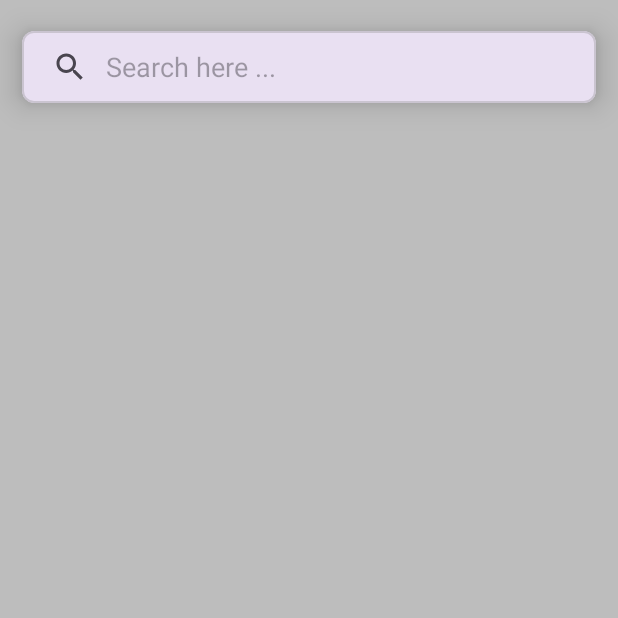
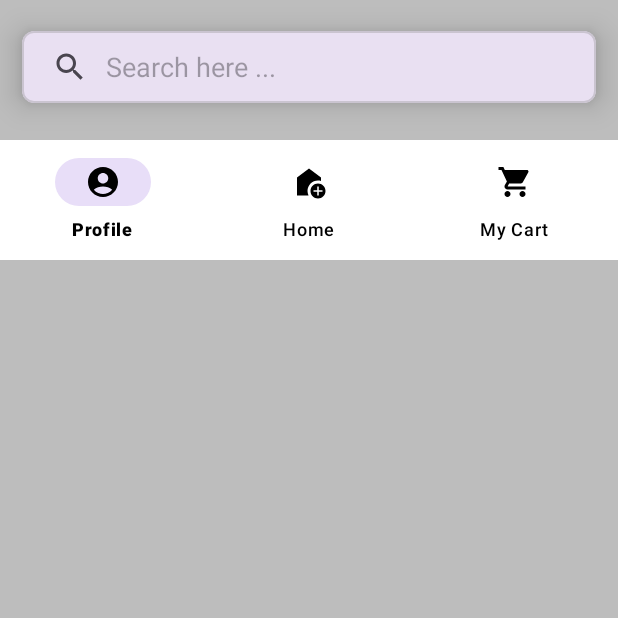
Before and after one commit to Kareem2003/Wagbat, an Android app: the homePage screen opened directly, with no data from a screen before it, on a phone screen of 412 x 824 dp, the top half of it. Run offline under Robolectric (Android 15) with nearby library versions, the light colour scheme and no system bars; our stand-ins replace Firebase (no records; nobody signed in at launch, a user with empty details on screens opened directly), Picasso.

Commit message:
nav bar (mo2qtn)

```diff
--- /dev/null
+++ b/app/src/main/res/drawable/baseline_account_circle_24.xml
@@ -0,0 +1,5 @@
+<vector xmlns:android="http://schemas.android.com/apk/res/android" android:height="24dp" android:tint="#000000" android:viewportHeight="24" android:viewportWidth="24" android:width="24dp">
+
+    <path android:fillColor="@android:color/white" android:pathData="M12,2C6.48,2 2,6.48 2,12s4.48,10 10,10s10,-4.48 10,-10S17.52,2 12,2zM12,6c1.93,0 3.5,1.57 3.5,3.5S13.93,13 12,13s-3.5,-1.57 -3.5,-3.5S10.07,6 12,6zM12,20c-2.03,0 -4.43,-0.82 -6.14,-2.88C7.55,15.8 9.68,15 12,15s4.45,0.8 6.14,2.12C16.43,19.18 14.03,20 12,20z"/>
+
+</vector>
--- /dev/null
+++ b/app/src/main/res/drawable/baseline_home_24.xml
@@ -0,0 +1,7 @@
+<vector xmlns:android="http://schemas.android.com/apk/res/android" android:height="24dp" android:tint="#000000" android:viewportHeight="24" android:viewportWidth="24" android:width="24dp">
+
+    <path android:fillColor="@android:color/white" android:pathData="M18,11c0.7,0 1.37,0.1 2,0.29V9l-8,-6L4,9v12h7.68C11.25,20.09 11,19.08 11,18C11,14.13 14.13,11 18,11z"/>
+
+    <path android:fillColor="@android:color/white" android:pathData="M18,13c-2.76,0 -5,2.24 -5,5s2.24,5 5,5s5,-2.24 5,-5S20.76,13 18,13zM21,18.5h-2.5V21h-1v-2.5H15v-1h2.5V15h1v2.5H21V18.5z"/>
+
+</vector>
--- /dev/null
+++ b/app/src/main/res/drawable/baseline_shopping_cart_24.xml
@@ -0,0 +1,5 @@
+<vector xmlns:android="http://schemas.android.com/apk/res/android" android:height="24dp" android:tint="#000000" android:viewportHeight="24" android:viewportWidth="24" android:width="24dp">
+
+    <path android:fillColor="@android:color/white" android:pathData="M7,18c-1.1,0 -1.99,0.9 -1.99,2S5.9,22 7,22s2,-0.9 2,-2 -0.9,-2 -2,-2zM1,2v2h2l3.6,7.59 -1.35,2.45c-0.16,0.28 -0.25,0.61 -0.25,0.96 0,1.1 0.9,2 2,2h12v-2L7.42,15c-0.14,0 -0.25,-0.11 -0.25,-0.25l0.03,-0.12 0.9,-1.63h7.45c0.75,0 1.41,-0.41 1.75,-1.03l3.58,-6.49c0.08,-0.14 0.12,-0.31 0.12,-0.48 0,-0.55 -0.45,-1 -1,-1L5.21,4l-0.94,-2L1,2zM17,18c-1.1,0 -1.99,0.9 -1.99,2s0.89,2 1.99,2 2,-0.9 2,-2 -0.9,-2 -2,-2z"/>
+
+</vector>
--- a/app/src/main/res/layout/activity_home_page.xml
+++ b/app/src/main/res/layout/activity_home_page.xml
@@ -31,11 +31,30 @@
 
     </com.google.android.material.card.MaterialCardView>
 
-
     <androidx.recyclerview.widget.RecyclerView
         android:id="@+id/recyclerView"
         android:layout_margin="2dp"
         android:layout_width="match_parent"
         android:layout_height="wrap_content"/>
 
+
+    <FrameLayout
+        android:id="@+id/fl_wrapper"
+        android:layout_width="match_parent"
+        android:layout_height="wrap_content"
+        app:layout_constraintBottom_toTopOf="@id/bottom_navigation"
+        tools:ignore="MissingConstraints"
+        />
+    <com.google.android.material.bottomnavigation.BottomNavigationView
+        android:id="@+id/bottom_navigation"
+        android:layout_width="match_parent"
+        android:layout_height="wrap_content"
+        android:layout_gravity="bottom"
+        app:itemIconTint="@color/black"
+        app:itemBackground="@color/white"
+        app:itemTextColor="@color/black"
+        android:background="@color/white"
+        app:menu="@menu/nav_menu"
+        tools:ignore="MissingConstraints" />
+
 </LinearLayout>
--- /dev/null
+++ b/app/src/main/res/menu/nav_menu.xml
@@ -0,0 +1,18 @@
+<?xml version="1.0" encoding="utf-8"?>
+<menu xmlns:android="http://schemas.android.com/apk/res/android">
+
+    <item
+        android:id="@+id/profile"
+        android:icon="@drawable/baseline_account_circle_24"
+        android:title="Profile" />
+
+    <item
+        android:id="@+id/home"
+        android:icon="@drawable/baseline_home_24"
+        android:title="Home" />
+
+    <item
+        android:id="@+id/cart"
+        android:icon="@drawable/baseline_shopping_cart_24"
+        android:title="My Cart" />
+</menu>
```
Also changed, not shown: app/src/main/java/com/example/wagbat/MyResturantData.kt (line endings or trailing spaces).
